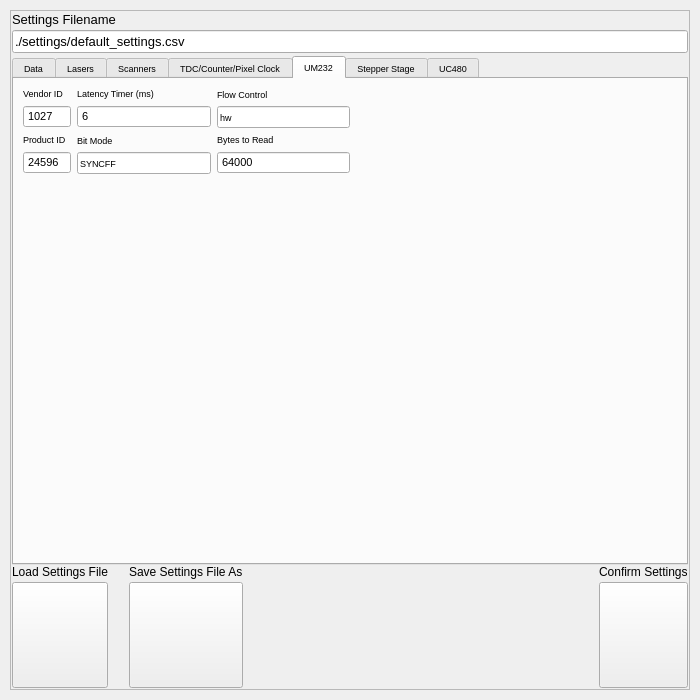
Old version of the form gui/settingswindow.ui in the repository Th3Tr00p3r/gSTED-sFCS.
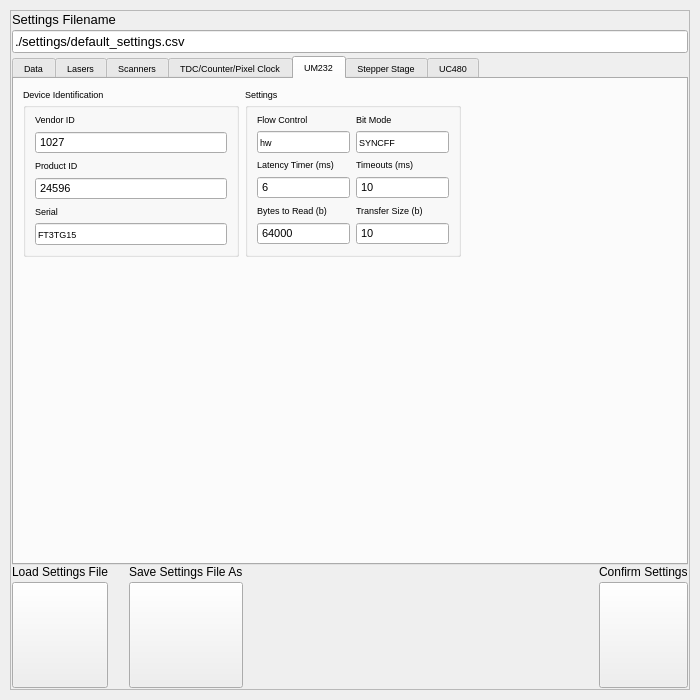
New version of the form. The open tabs and pages were chosen to show the change. Icons and pictures are not drawn.

Commit message: Replaced UM232H driver package to ftd2xx - now seems to work much better. Changed driver names. Updated readme file and default settings.

The edit to the form file:
```diff
--- a/gui/settingswindow.ui
+++ b/gui/settingswindow.ui
@@ -2143,8 +2143,12 @@
          </attribute>
          <layout class="QGridLayout" name="gridLayout_9">
           <item row="0" column="0">
-           <layout class="QGridLayout" name="gridLayout_4">
-            <item row="0" column="0">
+           <widget class="QGroupBox" name="groupBox_6">
+            <property name="title">
+             <string>Device Identification</string>
+            </property>
+            <layout class="QVBoxLayout" name="verticalLayout_22">
+             <item>
              <layout class="QVBoxLayout" name="verticalLayout_10">
               <item>
                <widget class="QLabel" name="label_66">
@@ -2194,63 +2198,7 @@
               </item>
              </layout>
             </item>
-            <item row="0" column="1">
-             <layout class="QVBoxLayout" name="verticalLayout_76">
               <item>
-               <widget class="QLabel" name="label_67">
-                <property name="text">
-                 <string>Latency Timer (ms)</string>
-                </property>
-               </widget>
-              </item>
-              <item>
-               <widget class="QSpinBox" name="um232latencyTimerVal">
-                <property name="enabled">
-                 <bool>true</bool>
-                </property>
-                <property name="font">
-                 <font>
-                  <pointsize>8</pointsize>
-                 </font>
-                </property>
-                <property name="wrapping">
-                 <bool>false</bool>
-                </property>
-                <property name="readOnly">
-                 <bool>false</bool>
-                </property>
-                <property name="buttonSymbols">
-                 <enum>QAbstractSpinBox::NoButtons</enum>
-                </property>
-                <property name="maximum">
-                 <number>300</number>
-                </property>
-                <property name="value">
-                 <number>6</number>
-                </property>
-               </widget>
-              </item>
-             </layout>
-            </item>
-            <item row="0" column="2">
-             <layout class="QVBoxLayout" name="verticalLayout_79">
-              <item>
-               <widget class="QLabel" name="label_70">
-                <property name="text">
-                 <string>Flow Control</string>
-                </property>
-               </widget>
-              </item>
-              <item>
-               <widget class="QLineEdit" name="um232FlowControl">
-                <property name="text">
-                 <string>hw</string>
-                </property>
-               </widget>
-              </item>
-             </layout>
-            </item>
-            <item row="1" column="0">
              <layout class="QVBoxLayout" name="verticalLayout_81">
               <item>
                <widget class="QLabel" name="label_72">
@@ -2288,7 +2236,58 @@
               </item>
              </layout>
             </item>
-            <item row="1" column="1">
+             <item>
+              <layout class="QVBoxLayout" name="verticalLayout_17">
+               <item>
+                <widget class="QLabel" name="label_68">
+                 <property name="sizePolicy">
+                  <sizepolicy hsizetype="Minimum" vsizetype="Minimum">
+                   <horstretch>0</horstretch>
+                   <verstretch>0</verstretch>
+                  </sizepolicy>
+                 </property>
+                 <property name="text">
+                  <string>Serial</string>
+                 </property>
+                </widget>
+               </item>
+               <item>
+                <widget class="QLineEdit" name="um232Serial">
+                 <property name="text">
+                  <string>FT3TG15</string>
+                 </property>
+                </widget>
+               </item>
+              </layout>
+             </item>
+            </layout>
+           </widget>
+          </item>
+          <item row="0" column="1">
+           <widget class="QGroupBox" name="groupBox_7">
+            <property name="title">
+             <string>Settings</string>
+            </property>
+            <layout class="QGridLayout" name="gridLayout_4">
+             <item row="0" column="0">
+              <layout class="QVBoxLayout" name="verticalLayout_79">
+               <item>
+                <widget class="QLabel" name="label_70">
+                 <property name="text">
+                  <string>Flow Control</string>
+                 </property>
+                </widget>
+               </item>
+               <item>
+                <widget class="QLineEdit" name="um232FlowControl">
+                 <property name="text">
+                  <string>hw</string>
+                 </property>
+                </widget>
+               </item>
+              </layout>
+             </item>
+             <item row="0" column="1">
              <layout class="QVBoxLayout" name="verticalLayout_80">
               <item>
                <widget class="QLabel" name="label_71">
@@ -2306,12 +2305,88 @@
               </item>
              </layout>
             </item>
-            <item row="1" column="2">
+             <item row="1" column="0">
+              <layout class="QVBoxLayout" name="verticalLayout_76">
+               <item>
+                <widget class="QLabel" name="label_67">
+                 <property name="text">
+                  <string>Latency Timer (ms)</string>
+                 </property>
+                </widget>
+               </item>
+               <item>
+                <widget class="QSpinBox" name="um232LatencyTimerVal">
+                 <property name="enabled">
+                  <bool>true</bool>
+                 </property>
+                 <property name="font">
+                  <font>
+                   <pointsize>8</pointsize>
+                  </font>
+                 </property>
+                 <property name="wrapping">
+                  <bool>false</bool>
+                 </property>
+                 <property name="readOnly">
+                  <bool>false</bool>
+                 </property>
+                 <property name="buttonSymbols">
+                  <enum>QAbstractSpinBox::NoButtons</enum>
+                 </property>
+                 <property name="maximum">
+                  <number>300</number>
+                 </property>
+                 <property name="value">
+                  <number>6</number>
+                 </property>
+                </widget>
+               </item>
+              </layout>
+             </item>
+             <item row="1" column="1">
+              <layout class="QVBoxLayout" name="verticalLayout_82">
+               <item>
+                <widget class="QLabel" name="label_73">
+                 <property name="text">
+                  <string>Timeouts (ms)</string>
+                 </property>
+                </widget>
+               </item>
+               <item>
+                <widget class="QSpinBox" name="um232Timeout">
+                 <property name="enabled">
+                  <bool>true</bool>
+                 </property>
+                 <property name="font">
+                  <font>
+                   <pointsize>8</pointsize>
+                  </font>
+                 </property>
+                 <property name="wrapping">
+                  <bool>false</bool>
+                 </property>
+                 <property name="readOnly">
+                  <bool>false</bool>
+                 </property>
+                 <property name="buttonSymbols">
+                  <enum>QAbstractSpinBox::NoButtons</enum>
+                 </property>
+                 <property name="maximum">
+                  <number>999999999</number>
+                 </property>
+                 <property name="value">
+                  <number>10</number>
+                 </property>
+                </widget>
+               </item>
+              </layout>
+             </item>
+             <item row="2" column="0">
              <layout class="QVBoxLayout" name="verticalLayout_85">
               <item>
                <widget class="QLabel" name="label_75">
                 <property name="text">
-                 <string>Bytes to Read</string>
+                  <string>Bytes to Read (b)</string>
                 </property>
                </widget>
               </item>
@@ -2344,9 +2419,48 @@
               </item>
              </layout>
             </item>
-           </layout>
-          </item>
-          <item row="0" column="1">
+             <item row="2" column="1">
+              <layout class="QVBoxLayout" name="verticalLayout_102">
+               <item>
+                <widget class="QLabel" name="label_89">
+                 <property name="text">
+                  <string>Transfer Size (b)</string>
+                 </property>
+                </widget>
+               </item>
+               <item>
+                <widget class="QSpinBox" name="um232TxSize">
+                 <property name="enabled">
+                  <bool>true</bool>
+                 </property>
+                 <property name="font">
+                  <font>
+                   <pointsize>8</pointsize>
+                  </font>
+                 </property>
+                 <property name="wrapping">
+                  <bool>false</bool>
+                 </property>
+                 <property name="readOnly">
+                  <bool>false</bool>
+                 </property>
+                 <property name="buttonSymbols">
+                  <enum>QAbstractSpinBox::NoButtons</enum>
+                 </property>
+                 <property name="maximum">
+                  <number>999999999</number>
+                 </property>
+                 <property name="value">
+                  <number>10</number>
+                 </property>
+                </widget>
+               </item>
+              </layout>
+             </item>
+            </layout>
+           </widget>
+          </item>
+          <item row="0" column="2">
            <spacer name="horizontalSpacer_4">
             <property name="orientation">
              <enum>Qt::Horizontal</enum>
```
Left out of the diff: 2 changed lines with no effect on the pictures. Lines whose indentation alone changed are shown as unchanged. The commit also changes 7 other files.
